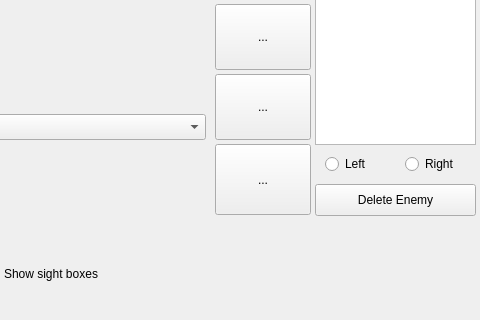
ArduboyGameDevelopers/PixelSpaceOdyssey, file Emulator/mainwindow.ui: the form before one commit; both pictures show x 305 to 785 and y 194 to 514 of the 785 by 514 pixel window.
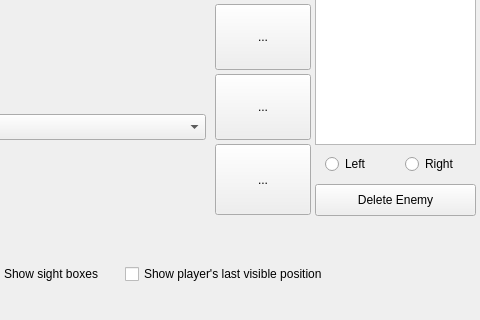
The form after the commit. Icons and pictures are not drawn. Custom widgets are drawn as their Qt base class.

What changed in the file:
```diff
--- a/Emulator/mainwindow.ui
+++ b/Emulator/mainwindow.ui
@@ -262,6 +262,19 @@
      <string>Show sight boxes</string>
     </property>
    </widget>
+   <widget class="ParamCheckBox" name="showPlayerPosCheckBox">
+    <property name="geometry">
+     <rect>
+      <x>430</x>
+      <y>410</y>
+      <width>231</width>
+      <height>20</height>
+     </rect>
+    </property>
+    <property name="text">
+     <string>Show player's last visible position</string>
+    </property>
+   </widget>
   </widget>
   <widget class="QToolBar" name="toolBar">
    <property name="windowTitle">
```
Left out of the diff: 24 changed lines with no effect on the pictures.
